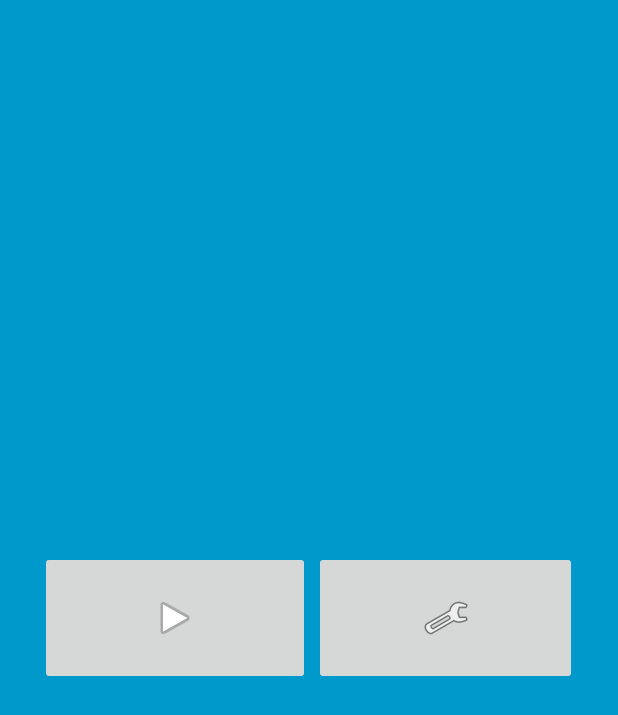
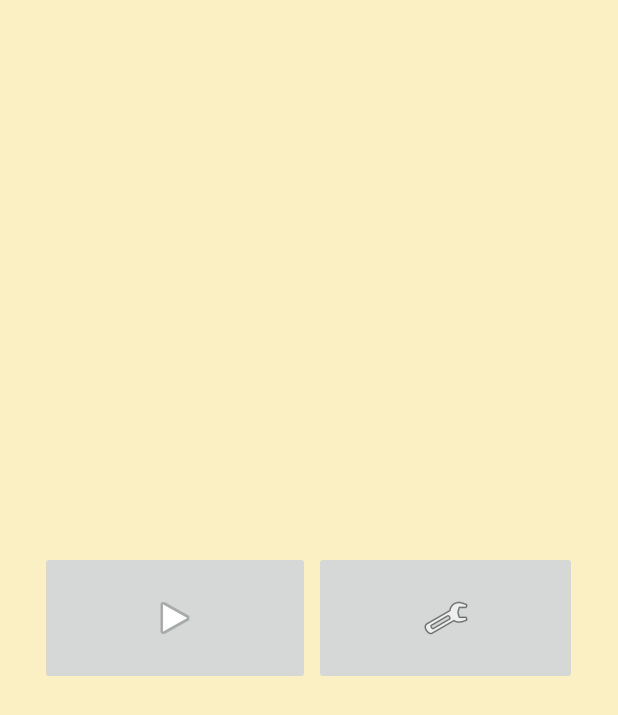
Before and after one commit to Olived-fr/MOBE-Challenge, an Android app: the screen it shows after launch (FullscreenActivity), on a phone screen of 412 x 824 dp. Shown: the top 715 px of the screen. Run offline under Robolectric (Android 15) with nearby library versions, the light colour scheme and no system bars.

Commit message:
wip : page de personnalisation

```diff
--- a/ShotNGun/app/src/main/java/com/m2dl/shotngun/FullscreenActivity.java
+++ b/ShotNGun/app/src/main/java/com/m2dl/shotngun/FullscreenActivity.java
@@ -5,6 +5,7 @@ import android.annotation.SuppressLint;
 import androidx.appcompat.app.ActionBar;
 import androidx.appcompat.app.AppCompatActivity;
 
+import android.content.Intent;
 import android.graphics.Bitmap;
 import android.graphics.BitmapFactory;
 import android.graphics.drawable.BitmapDrawable;
@@ -37,9 +38,15 @@ public class FullscreenActivity extends AppCompatActivity {
      */
     private static final int UI_ANIMATION_DELAY = 300;
     private final Handler mHideHandler = new Handler();
-    private View mContentView;
-    ScrollView scrollView;
-
+    private ScrollView scrollView;
+    private ImageButton boutonJouer;
+    private ImageButton boutonPersonnaliser;
+    private ImageButton boutonNouveauHero;
+    private ImageButton ajouterEnnemie;
+    private LinearLayout scrollLayout;
+    private FrameLayout frameMenu;
+    private FrameLayout frameRoot;
+    private FrameLayout framePersonnaliser;
 
     private final Runnable mHidePart2Runnable = new Runnable() {
         @SuppressLint("InlinedApi")
@@ -47,6 +54,7 @@ public class FullscreenActivity extends AppCompatActivity {
         public void run() {
         }
     };
+
     private final Runnable mShowPart2Runnable = new Runnable() {
         @Override
         public void run() {
@@ -57,6 +65,7 @@ public class FullscreenActivity extends AppCompatActivity {
             }
         }
     };
+
     private final Runnable mHideRunnable = new Runnable() {
         @Override
         public void run() {
@@ -64,37 +73,23 @@ public class FullscreenActivity extends AppCompatActivity {
         }
     };
 
-
     @Override
     protected void onCreate(Bundle savedInstanceState) {
         super.onCreate(savedInstanceState);
 
         setContentView(R.layout.activity_fullscreen);
 
-        FrameLayout frameMenu = findViewById(R.id.frame_content_menu);
-        FrameLayout framePersonnaliser = findViewById(R.id.frame_personnaliser_menu);
+        frameRoot = findViewById(R.id.frame_root_menu);
+        frameMenu = findViewById(R.id.frame_content_menu);
+        framePersonnaliser = findViewById(R.id.frame_personnaliser_menu);
 
-        ImageButton boutonJouer = findViewById(R.id.bouton_jouer);
-        ImageButton boutonPersonnaliser = findViewById(R.id.bouton_personnaliser);
-
-        boutonJouer.setOnClickListener(new View.OnClickListener() {
-            @Override
-            public void onClick(View view) {
-                // Démarrer le jeu
-            }
-        });
-
-        boutonPersonnaliser.setOnClickListener(new View.OnClickListener() {
-            @Override
-            public void onClick(View view) {
-                // On change de layout
-                frameMenu.setVisibility(View.INVISIBLE);
-                framePersonnaliser.setVisibility(View.VISIBLE);
-            }
-        });
+        boutonJouer = findViewById(R.id.bouton_jouer);
+        boutonPersonnaliser = findViewById(R.id.bouton_personnaliser);
+        boutonNouveauHero = findViewById(R.id.bouton_hero);
+        ajouterEnnemie = findViewById(R.id.bouton_ajout_ennemie);
 
         scrollView = findViewById(R.id.ennemies_scroll_view);
-        LinearLayout scrollLayout = findViewById(R.id.scroll_layout);
+        scrollLayout = findViewById(R.id.scroll_layout);
 
         // TODO à retirer
         List<ImageView> ennemies = new ArrayList<>();
@@ -108,10 +103,12 @@ public class FullscreenActivity extends AppCompatActivity {
         //fin à retirer
 
         // TODO à remplacer par getEnnemiesFromStorage
-        addEnnemiesOnScrollView(ennemies,scrollLayout);
+        addEnnemiesOnScrollView(ennemies);
+
+        setAllButtons();
     }
 
-    public void getEnnemiesFromStorage(List<String> pathList, LinearLayout scrollLayout) {
+    public void getEnnemiesFromStorage(List<String> pathList) {
 
         List<ImageView> imageViews = new ArrayList<>();
 
@@ -125,10 +122,10 @@ public class FullscreenActivity extends AppCompatActivity {
             //imageView.setBackgroundResource(R.drawable.imagetest);
         }
 
-        addEnnemiesOnScrollView(imageViews, scrollLayout);
+        addEnnemiesOnScrollView(imageViews);
     }
 
-    public void addEnnemiesOnScrollView(List<ImageView> ennemies, LinearLayout scrollLayout) {
+    public void addEnnemiesOnScrollView(List<ImageView> ennemies) {
         for (ImageView image : ennemies) {
 
             image.setOnClickListener(new View.OnClickListener() {
@@ -173,4 +170,47 @@ public class FullscreenActivity extends AppCompatActivity {
         mHideHandler.removeCallbacks(mHideRunnable);
         mHideHandler.postDelayed(mHideRunnable, delayMillis);
     }
+
+    public void setAllButtons() {
+        boutonJouer.setOnClickListener(new View.OnClickListener() {
+            @Override
+            public void onClick(View view) {
+                // Démarrer le jeu
+                System.out.println("//////////////////////////////////////////");
+                frameRoot.setBackgroundResource(R.drawable.scroll_background);
+                frameMenu.setVisibility(View.INVISIBLE);
+            }
+        });
+
+        boutonPersonnaliser.setOnClickListener(new View.OnClickListener() {
+            @Override
+            public void onClick(View view) {
+                // On change de layout
+                frameMenu.setVisibility(View.INVISIBLE);
+                framePersonnaliser.setVisibility(View.VISIBLE);
+            }
+        });
+
+        boutonNouveauHero.setOnClickListener(new View.OnClickListener() {
+            @Override
+            public void onClick(View view) {
+                //ouverture de l'appareil photo
+                //TODO Décommenter quand le merge sera effectué
+                /*Intent mapActivity = new Intent(getBaseContext(), CameraActivity.class);
+                intent.putExtra("ELEMENT_TYPE", "HERO");
+                startActivity(mapActivity);*/
+            }
+        });
+
+        ajouterEnnemie.setOnClickListener(new View.OnClickListener() {
+            @Override
+            public void onClick(View view) {
+                //ouverture de l'appareil photo
+                //TODO Décommenter quand le merge sera effectué
+                /*Intent mapActivity = new Intent(getBaseContext(), CameraActivity.class);
+                intent.putExtra("ELEMENT_TYPE", "ENNEMIE");
+                startActivity(mapActivity);*/
+            }
+        });
+    }
 }
--- /dev/null
+++ b/ShotNGun/app/src/main/res/drawable/hero.xml
@@ -0,0 +1,25 @@
+<?xml version="1.0" encoding="utf-8"?>
+<vector xmlns:android="http://schemas.android.com/apk/res/android"
+    android:width="100.000000dp"
+    android:height="100.000000dp"
+    android:viewportWidth="200.000000"
+    android:viewportHeight="200.000000">
+
+    <group
+            android:translateY="200.000000"
+            android:scaleX="0.100000"
+            android:scaleY="-0.100000">
+        <path
+            android:fillColor="#000000"
+            android:strokeWidth="1"
+            android:pathData="M105 1835 c-17 -16 -25 -35 -25 -59 0 -39 -1 -38 301 -357 80 -85 149 -169 169 -204 29 -52 142 -223 232 -350 l28 -41 -21 -83 c-28 -111 -23 -268 10 -352 47 -118 179 -259 242 -259 42 0 79 39 79 85 0 30 -10 46 -66 106 -36 38 -75 91 -87 117 -25 55 -28 146 -8 205 l13 39 32 -39 c44 -54 84 -91 135 -124 107 -69 301 -15 454 125 30 29 37 42 37 73 0 49 -21 79 -60 87 -36 7 -55 -2 -124 -56 -109 -86 -201 -111 -243 -65 -25 27 -45 66 -76 148 -14 35 -70 140 -126 232 l-101 168 47 -7 c27 -3 48 -7 49 -8 1 0 46 -69 102 -152 55 -83 108 -154 117 -158 9 -3 32 -6 51 -6 46 0 74 29 74 77 0 30 -20 66 -111 202 -62 91 -120 175 -130 185 -15 17 -44 22 -183 33 -141 11 -171 10 -213 -2 -38 -11 -50 -12 -59 -2 -51 57 -422 445 -434 454 -26 21 -78 15 -105 -12z" />
+        <path
+            android:fillColor="#000000"
+            android:strokeWidth="1"
+            android:pathData="M635 1762 c-100 -64 -122 -185 -50 -270 74 -88 217 -79 282 17 32 48 32 144 1 191 -38 55 -71 74 -141 78 -48 2 -69 -1 -92 -16z" />
+        <path
+            android:fillColor="#000000"
+            android:strokeWidth="1"
+            android:pathData="M1236 1228 c5 -7 39 -60 76 -116 75 -114 82 -143 48 -197 -24 -39 -68 -59 -112 -52 -18 3 -42 7 -53 9 -27 4 -32 -41 -11 -97 22 -56 51 -85 84 -85 38 0 116 41 181 94 63 52 90 61 137 46 69 -23 105 -106 71 -166 -15 -26 -83 -84 -156 -133 l-54 -36 84 -17 c46 -9 94 -17 107 -18 40 0 78 48 95 124 8 37 23 76 32 86 22 25 105 43 155 35 24 -4 40 -3 40 3 0 18 -150 152 -268 240 -116 86 -436 292 -454 292 -5 0 -6 -6 -2 -12z" />
+    </group>
+</vector>
--- /dev/null
+++ b/ShotNGun/app/src/main/res/drawable/person_add.xml
@@ -0,0 +1,13 @@
+<?xml version="1.0" encoding="utf-8"?>
+<vector xmlns:android="http://schemas.android.com/apk/res/android"
+    android:width="24dp"
+    android:height="24dp"
+    android:viewportWidth="24"
+    android:viewportHeight="24">
+
+    <path
+        android:pathData="M0 0h24v24H0z" />
+    <path
+        android:fillColor="#000000"
+        android:pathData="M15 12c2.21 0 4-1.79 4-4s-1.79-4-4-4-4 1.79-4 4 1.79 4 4 4zm-9-2V7H4v3H1v2h3v3h2v-3h3v-2H6zm9 4c-2.67 0-8 1.34-8 4v2h16v-2c0-2.66-5.33-4-8-4z" />
+</vector>
--- a/ShotNGun/app/src/main/res/layout/activity_fullscreen.xml
+++ b/ShotNGun/app/src/main/res/layout/activity_fullscreen.xml
@@ -1,27 +1,16 @@
 <?xml version="1.0" encoding="utf-8"?>
 <FrameLayout xmlns:android="http://schemas.android.com/apk/res/android"
+    android:id="@+id/frame_root_menu"
     xmlns:app="http://schemas.android.com/apk/res-auto"
     xmlns:tools="http://schemas.android.com/tools"
     android:layout_width="match_parent"
     android:layout_height="match_parent"
-    android:background="#0099cc"
+    android:background="#FAF0C4"
     tools:context=".FullscreenActivity">
 
     <!-- The primary full-screen view. This can be replaced with whatever view
          is needed to present your content, e.g. VideoView, SurfaceView,
          TextureView, etc. -->
-    <TextView
-        android:id="@+id/fullscreen_content"
-        android:layout_width="match_parent"
-        android:layout_height="match_parent"
-        android:gravity="center"
-        android:keepScreenOn="true"
-        android:textColor="#33b5e5"
-        android:textSize="50sp"
-        android:textStyle="bold" />
-
-    <!-- This FrameLayout insets its children based on system windows using
-         android:fitsSystemWindows. -->
     <FrameLayout
         android:id="@+id/frame_content_menu"
         android:layout_width="358dp"
@@ -44,6 +33,8 @@
             app:srcCompat="@android:drawable/ic_media_play" />
     </FrameLayout>
 
+    <!-- This FrameLayout insets its children based on system windows using
+         android:fitsSystemWindows. -->
     <FrameLayout
         android:id="@+id/frame_personnaliser_menu"
         android:layout_width="293dp"
@@ -54,16 +45,24 @@
 
         <ImageButton
             android:id="@+id/bouton_hero"
-            android:layout_width="175dp"
-            android:layout_height="101dp"
+            android:layout_width="wrap_content"
+            android:layout_height="107dp"
             android:layout_gravity="top|center_horizontal"
-            app:srcCompat="@android:drawable/btn_plus" />
+            app:srcCompat="@drawable/hero" />
+
+        <ImageButton
+            android:id="@+id/bouton_ajout_ennemie"
+            android:layout_width="wrap_content"
+            android:layout_height="wrap_content"
+            android:layout_gravity="bottom|right"
+            app:srcCompat="@drawable/person_add" />
 
         <ScrollView
             android:id="@+id/ennemies_scroll_view"
-            android:layout_width="255dp"
-            android:layout_height="118dp"
-            android:layout_gravity="bottom|center_horizontal">
+            android:layout_width="157dp"
+            android:layout_height="212dp"
+            android:layout_gravity="bottom|left"
+            android:background="@drawable/scroll_background">
 
             <LinearLayout
                 android:id="@+id/scroll_layout"
@@ -73,4 +72,14 @@
         </ScrollView>
     </FrameLayout>
 
+    <TextView
+        android:id="@+id/fullscreen_content"
+        android:layout_width="match_parent"
+        android:layout_height="match_parent"
+        android:gravity="center"
+        android:keepScreenOn="true"
+        android:textColor="#33b5e5"
+        android:textSize="50sp"
+        android:textStyle="bold" />
+
 </FrameLayout>
```
Also changed, not shown: ShotNGun/app/src/main/res/drawable/scroll_background.png (added).
